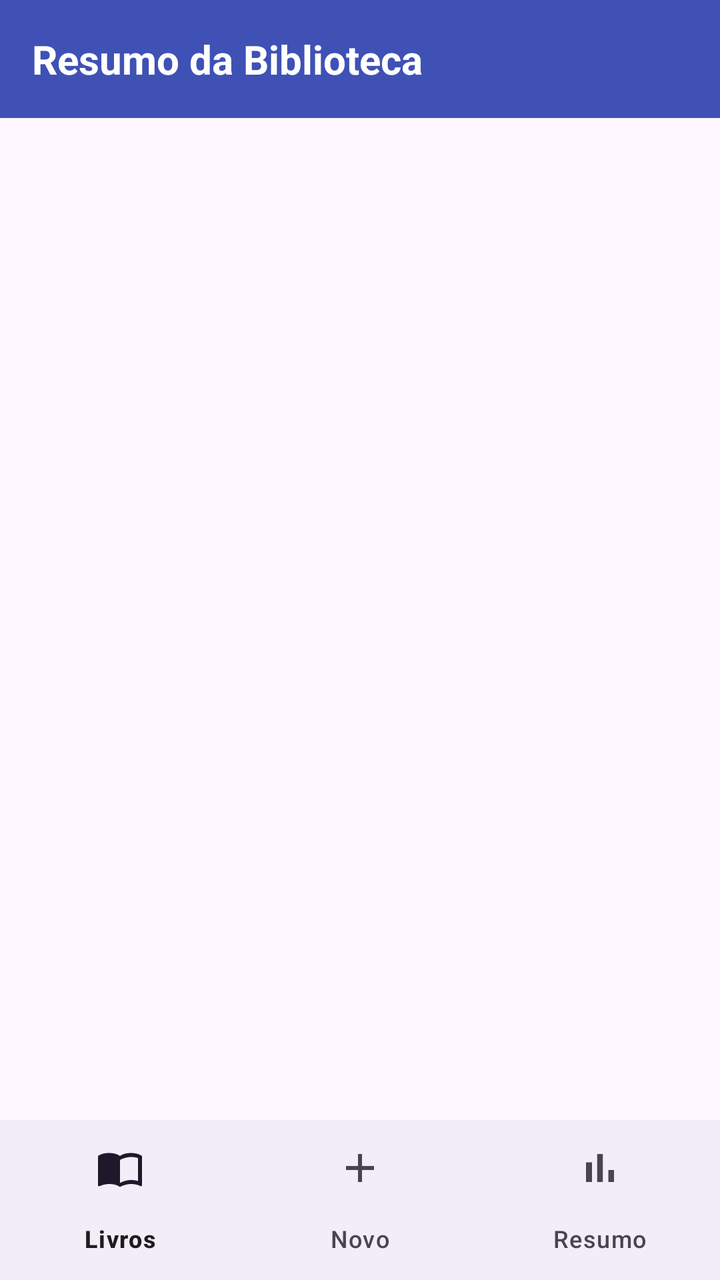
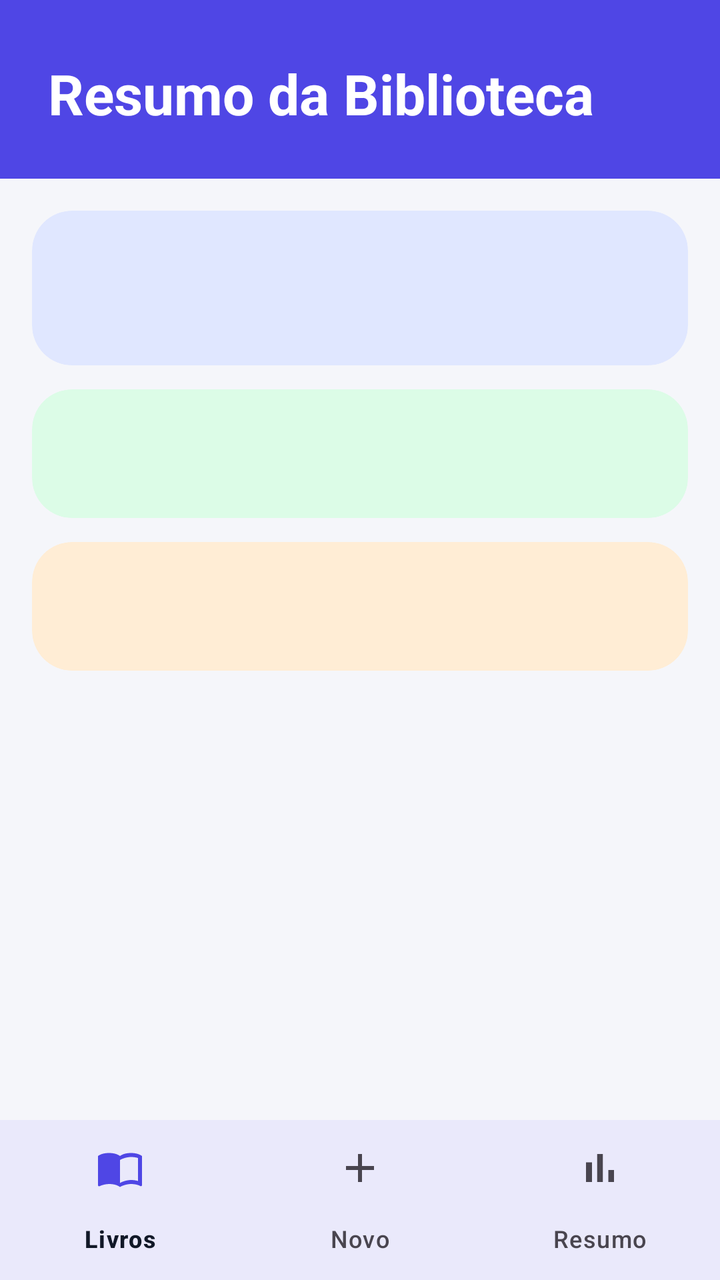

Two renders of the same Android screen: before a commit and after it. Below are the layout's source before the change and the commit's diff.
<!-- AndroidManifest.xml: application theme Theme.BibliotecaPessoal -->
<!-- res/layout/activity_resumo.xml -->
<?xml version="1.0" encoding="utf-8"?>
<androidx.constraintlayout.widget.ConstraintLayout xmlns:android="http://schemas.android.com/apk/res/android"
    xmlns:app="http://schemas.android.com/apk/res-auto"
    xmlns:tools="http://schemas.android.com/tools"
    android:id="@+id/main"
    android:layout_width="match_parent"
    android:layout_height="match_parent"
    tools:context=".ResumoActivity">

    
    <TextView
        android:id="@+id/txtCabecalho"
        android:layout_width="0dp"
        android:layout_height="wrap_content"
        android:background="@color/cor_primaria"
        android:padding="16dp"
        android:text="@string/titulo_resumo"
        android:textColor="@color/cor_texto_cabecalho"
        android:textSize="20sp"
        android:textStyle="bold"
        app:layout_constraintEnd_toEndOf="parent"
        app:layout_constraintStart_toStartOf="parent"
        app:layout_constraintTop_toTopOf="parent" />

    
    <TextView
        android:id="@+id/txtTotal"
        android:layout_width="0dp"
        android:layout_height="wrap_content"
        android:layout_marginStart="16dp"
        android:layout_marginTop="24dp"
        android:layout_marginEnd="16dp"
        android:textSize="18sp"
        android:textStyle="bold"
        app:layout_constraintEnd_toEndOf="parent"
        app:layout_constraintStart_toStartOf="parent"
        app:layout_constraintTop_toBottomOf="@id/txtCabecalho" />

    <TextView
        android:id="@+id/txtLidos"
        android:layout_width="0dp"
        android:layout_height="wrap_content"
        android:layout_marginStart="16dp"
        android:layout_marginTop="16dp"
        android:layout_marginEnd="16dp"
        android:textColor="@color/cor_lido"
        android:textSize="18sp"
        app:layout_constraintEnd_toEndOf="parent"
        app:layout_constraintStart_toStartOf="parent"
        app:layout_constraintTop_toBottomOf="@id/txtTotal" />

    <TextView
        android:id="@+id/txtNaoLidos"
        android:layout_width="0dp"
        android:layout_height="wrap_content"
        android:layout_marginStart="16dp"
        android:layout_marginTop="16dp"
        android:layout_marginEnd="16dp"
        android:textColor="@color/cor_nao_lido"
        android:textSize="18sp"
        app:layout_constraintEnd_toEndOf="parent"
        app:layout_constraintStart_toStartOf="parent"
        app:layout_constraintTop_toBottomOf="@id/txtLidos" />

    
    <com.google.android.material.bottomnavigation.BottomNavigationView
        android:id="@+id/bottomNav"
        android:layout_width="0dp"
        android:layout_height="wrap_content"
        app:layout_constraintBottom_toBottomOf="parent"
        app:layout_constraintEnd_toEndOf="parent"
        app:layout_constraintStart_toStartOf="parent"
        app:menu="@menu/menu_bottom" />

</androidx.constraintlayout.widget.ConstraintLayout>
<!-- resources referenced by this layout -->
<resources>
  <color name="cor_lido">#2E7D32</color>
  <color name="cor_nao_lido">#E65100</color>
  <color name="cor_primaria">#3F51B5</color>
  <color name="cor_texto_cabecalho">#FFFFFF</color>
  <string name="titulo_resumo">Resumo da Biblioteca</string>
  <style name="Theme.BibliotecaPessoal" parent="Base.Theme.BibliotecaPessoal" />
  <style name="Base.Theme.BibliotecaPessoal" parent="Theme.Material3.DayNight.NoActionBar">
          
          
      </style>
</resources>

<!-- the commit's change to res/layout/activity_resumo.xml (unified diff, before → after) -->
@@ -5,6 +5,7 @@
     android:id="@+id/main"
     android:layout_width="match_parent"
     android:layout_height="match_parent"
+    android:background="@color/cor_fundo"
     tools:context=".ResumoActivity">
 
     
@@ -13,60 +14,92 @@
         android:layout_width="0dp"
         android:layout_height="wrap_content"
         android:background="@color/cor_primaria"
-        android:padding="16dp"
+        android:paddingStart="24dp"
+        android:paddingTop="28dp"
+        android:paddingEnd="24dp"
+        android:paddingBottom="24dp"
         android:text="@string/titulo_resumo"
         android:textColor="@color/cor_texto_cabecalho"
-        android:textSize="20sp"
+        android:textSize="28sp"
         android:textStyle="bold"
         app:layout_constraintEnd_toEndOf="parent"
         app:layout_constraintStart_toStartOf="parent"
         app:layout_constraintTop_toTopOf="parent" />
 
     
-    <TextView
-        android:id="@+id/txtTotal"
+    <LinearLayout
         android:layout_width="0dp"
         android:layout_height="wrap_content"
-        android:layout_marginStart="16dp"
-        android:layout_marginTop="24dp"
-        android:layout_marginEnd="16dp"
-        android:textSize="18sp"
-        android:textStyle="bold"
+        android:orientation="vertical"
+        android:padding="16dp"
         app:layout_constraintEnd_toEndOf="parent"
         app:layout_constraintStart_toStartOf="parent"
-        app:layout_constraintTop_toBottomOf="@id/txtCabecalho" />
+        app:layout_constraintTop_toBottomOf="@id/txtCabecalho">
 
-    <TextView
-        android:id="@+id/txtLidos"
-        android:layout_width="0dp"
-        android:layout_height="wrap_content"
-        android:layout_marginStart="16dp"
-        android:layout_marginTop="16dp"
-        android:layout_marginEnd="16dp"
-        android:textColor="@color/cor_lido"
-        android:textSize="18sp"
-        app:layout_constraintEnd_toEndOf="parent"
-        app:layout_constraintStart_toStartOf="parent"
-        app:layout_constraintTop_toBottomOf="@id/txtTotal" />
+        <com.google.android.material.card.MaterialCardView
+            android:layout_width="match_parent"
+            android:layout_height="wrap_content"
+            app:cardBackgroundColor="@color/cor_primaria_clara"
+            app:cardCornerRadius="20dp"
+            app:cardElevation="0dp"
+            app:strokeWidth="0dp">
 
-    <TextView
-        android:id="@+id/txtNaoLidos"
-        android:layout_width="0dp"
-        android:layout_height="wrap_content"
-        android:layout_marginStart="16dp"
-        android:layout_marginTop="16dp"
-        android:layout_marginEnd="16dp"
-        android:textColor="@color/cor_nao_lido"
-        android:textSize="18sp"
-        app:layout_constraintEnd_toEndOf="parent"
-        app:layout_constraintStart_toStartOf="parent"
-        app:layout_constraintTop_toBottomOf="@id/txtLidos" />
+            <TextView
+                android:id="@+id/txtTotal"
+                android:layout_width="match_parent"
+                android:layout_height="wrap_content"
+                android:padding="24dp"
+                android:textColor="@color/cor_primaria"
+                android:textSize="22sp"
+                android:textStyle="bold" />
+        </com.google.android.material.card.MaterialCardView>
+
+        <com.google.android.material.card.MaterialCardView
+            android:layout_width="match_parent"
+            android:layout_height="wrap_content"
+            android:layout_marginTop="12dp"
+            app:cardBackgroundColor="@color/cor_lido_fundo"
+            app:cardCornerRadius="20dp"
+            app:cardElevation="0dp"
+            app:strokeWidth="0dp">
+
+            <TextView
+                android:id="@+id/txtLidos"
+                android:layout_width="match_parent"
+                android:layout_height="wrap_content"
+                android:padding="20dp"
+                android:textColor="@color/cor_lido"
+                android:textSize="18sp"
+                android:textStyle="bold" />
+        </com.google.android.material.card.MaterialCardView>
+
+        <com.google.android.material.card.MaterialCardView
+            android:layout_width="match_parent"
+            android:layout_height="wrap_content"
+            android:layout_marginTop="12dp"
+            app:cardBackgroundColor="@color/cor_nao_lido_fundo"
+            app:cardCornerRadius="20dp"
+            app:cardElevation="0dp"
+            app:strokeWidth="0dp">
+
+            <TextView
+                android:id="@+id/txtNaoLidos"
+                android:layout_width="match_parent"
+                android:layout_height="wrap_content"
+                android:padding="20dp"
+                android:textColor="@color/cor_nao_lido"
+                android:textSize="18sp"
+                android:textStyle="bold" />
+        </com.google.android.material.card.MaterialCardView>
+    </LinearLayout>
 
     
     <com.google.android.material.bottomnavigation.BottomNavigationView
         android:id="@+id/bottomNav"
         android:layout_width="0dp"
         android:layout_height="wrap_content"
+        android:background="@color/cor_superficie"
+        app:elevation="8dp"
         app:layout_constraintBottom_toBottomOf="parent"
         app:layout_constraintEnd_toEndOf="parent"
         app:layout_constraintStart_toStartOf="parent"
<!-- resource entries referenced after the edit -->
@@ -1,14 +1,31 @@
 <!-- resources referenced by this layout -->
 <resources>
-  <color name="cor_lido">#2E7D32</color>
-  <color name="cor_nao_lido">#E65100</color>
-  <color name="cor_primaria">#3F51B5</color>
+  <color name="cor_fundo">#F5F6FA</color>
+  <color name="cor_lido">#15803D</color>
+  <color name="cor_lido_fundo">#DCFCE7</color>
+  <color name="cor_nao_lido">#C2410C</color>
+  <color name="cor_nao_lido_fundo">#FFEDD5</color>
+  <color name="cor_primaria">#4F46E5</color>
+  <color name="cor_primaria_clara">#E0E7FF</color>
+  <color name="cor_superficie">#FFFFFF</color>
   <color name="cor_texto_cabecalho">#FFFFFF</color>
   <string name="titulo_resumo">Resumo da Biblioteca</string>
   <style name="Theme.BibliotecaPessoal" parent="Base.Theme.BibliotecaPessoal" />
-  <style name="Base.Theme.BibliotecaPessoal" parent="Theme.Material3.DayNight.NoActionBar">
+  <style name="Base.Theme.BibliotecaPessoal" parent="Theme.Material3.Light.NoActionBar">
+          <item name="colorPrimary">@color/cor_primaria</item>
+          <item name="colorOnPrimary">@color/cor_texto_cabecalho</item>
+          <item name="colorPrimaryContainer">@color/cor_primaria_clara</item>
+          <item name="colorOnPrimaryContainer">@color/cor_primaria</item>
           
-          
+          <item name="colorSecondaryContainer">@color/cor_primaria_clara</item>
+          <item name="colorOnSecondaryContainer">@color/cor_primaria</item>
+          <item name="colorSurface">@color/cor_superficie</item>
+          <item name="colorOnSurface">@color/cor_texto_primario</item>
+          <item name="colorOutline">@color/cor_divisor</item>
+          <item name="android:colorBackground">@color/cor_fundo</item>
+          <item name="android:windowBackground">@color/cor_fundo</item>
       </style>
+  <color name="cor_texto_primario">#111827</color>
+  <color name="cor_divisor">#E5E7EB</color>
 </resources>
 
